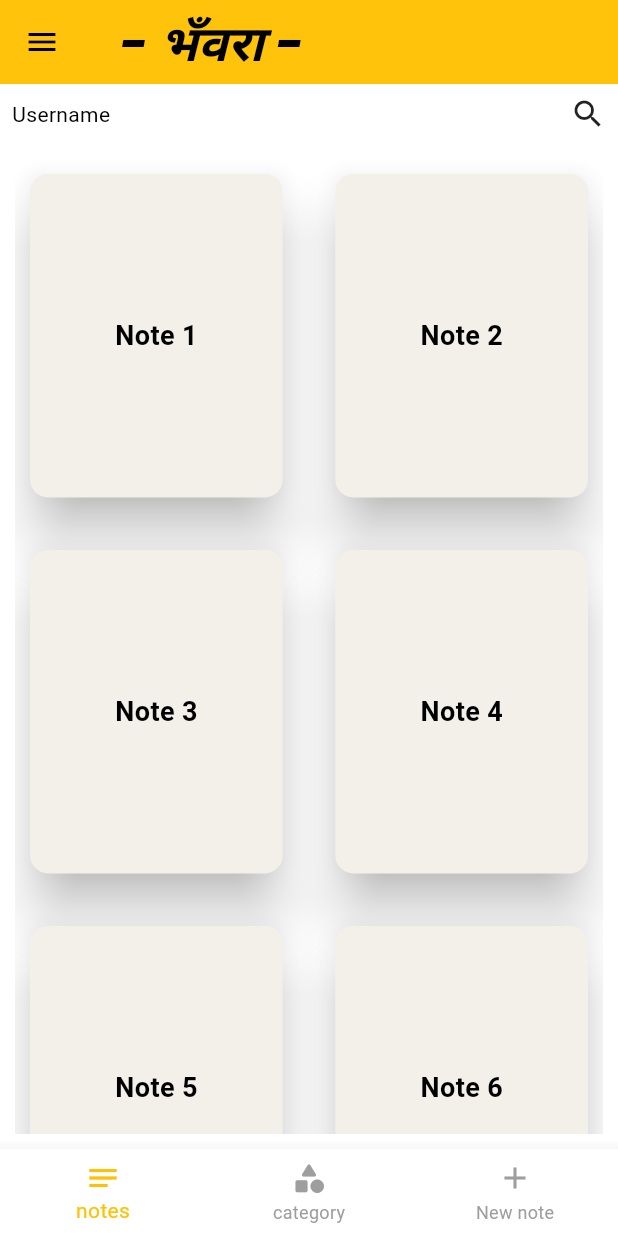
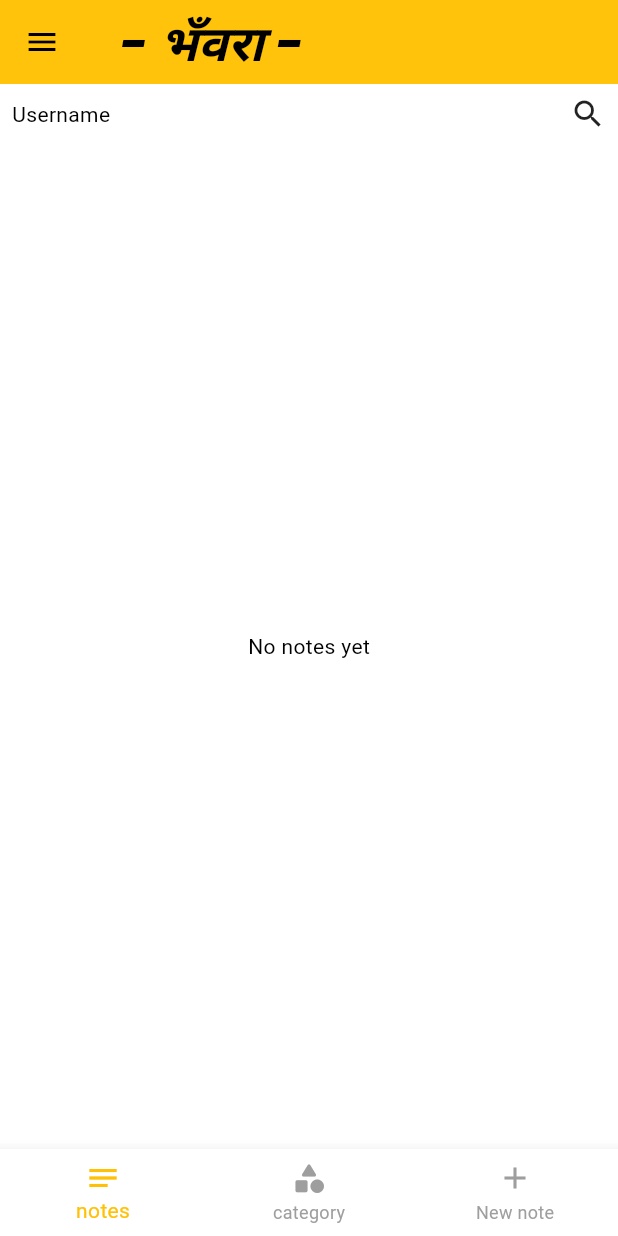
Before and after one commit to dheeraj2595/bhan_wa_ra, a Flutter app: the screen it shows after launch, on a phone screen of 412 x 824 dp. Run offline on Flutter 3.47's test engine with Material 3 defaults, Android fonts, the phone set to English and light mode, and no system bars.

Commit message:
Added note titles to the notes page and the notes page UI now shows the notes that are save by the user.

```diff
--- a/lib/main.dart
+++ b/lib/main.dart
@@ -53,8 +53,8 @@ class MainPageState extends State<MainPage> {
   final List<WidgetBuilder> pages = [
     (context) => MyHomePage(title: 'home'),
     (context) => CategoryPage(title: 'category'),
+    (context) => NewNote(title: 'New note'),
     (context) => VaultPage(title: 'vault'),
-    (context) => NewNote(title: 'New note'),
   ];
 
   void _onItemTapped(int index) {
@@ -141,7 +141,7 @@ class MainPageState extends State<MainPage> {
       ),
       body: pages[_selectedIndex](context),
       bottomNavigationBar: BottomNavigationBar(
-        currentIndex: _selectedIndex,
+        currentIndex: _selectedIndex > 2 ? 0 : _selectedIndex,
         onTap: _onItemTapped,
         selectedItemColor: Colors.amber,
         unselectedItemColor: Colors.grey,
--- a/lib/pages/home_page.dart
+++ b/lib/pages/home_page.dart
@@ -1,5 +1,7 @@
+import 'package:bhan_wa_ra/note_state.dart';
 import 'package:bhan_wa_ra/pages/categories.dart';
 import 'package:flutter/material.dart';
+import 'package:provider/provider.dart';
 
 class MyHomePage extends StatelessWidget {
   const MyHomePage({super.key, required this.title});
@@ -8,6 +10,7 @@ class MyHomePage extends StatelessWidget {
 
   @override
   Widget build(BuildContext context) {
+    final noteState = context.watch<NoteState>();
     return Scaffold(
       body: Column(
         children: [
@@ -24,7 +27,9 @@ class MyHomePage extends StatelessWidget {
           Expanded(
             child: Padding(
               padding: const EdgeInsets.all(10.0),
-              child: GridView.builder(
+              child: noteState.notes.isEmpty
+                  ? Center(child: Text("No notes yet"))
+                  : GridView.builder(
                       gridDelegate: SliverGridDelegateWithMaxCrossAxisExtent(
                         maxCrossAxisExtent: 200, // 2 columns
                         crossAxisSpacing: 15.0, // space between columns
@@ -37,22 +42,18 @@ class MyHomePage extends StatelessWidget {
                           elevation: 15,
                           color: const Color.fromARGB(255, 243, 240, 234),
                           child: Center(
-                      child: InkWell(
-                        onTap: () {
-                          Text("Card tapped");
-                        },
                             child: Text(
-                          "Note ${index + 1}", // shows Note 1, Note 2...
-                          style: const TextStyle(
-                            fontSize: 18,
+                              noteState.notes[index].title,
+                              style: TextStyle(
                                 fontWeight: FontWeight.bold,
-                          ),
+                                fontSize:
+                                    MediaQuery.of(context).size.width * 0.05,
                               ),
                             ),
                           ),
                         );
                       },
-                itemCount: 20,
+                      itemCount: noteState.notes.length,
                     ),
             ),
           ),
```
Lines whose indentation alone changed are shown as unchanged.
